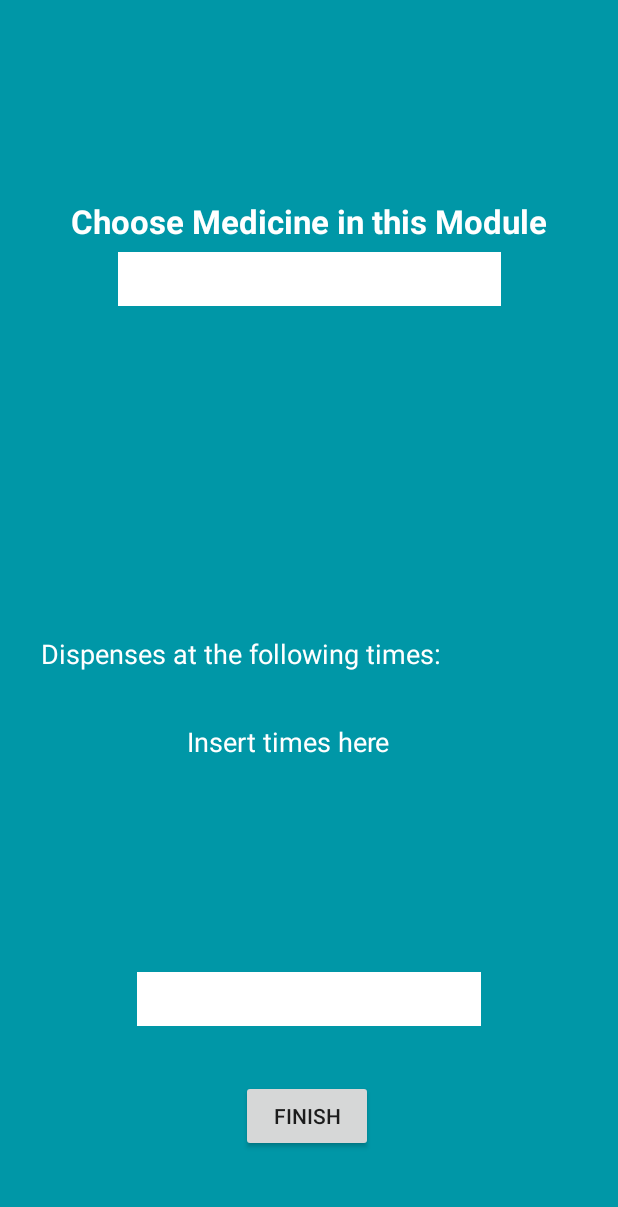
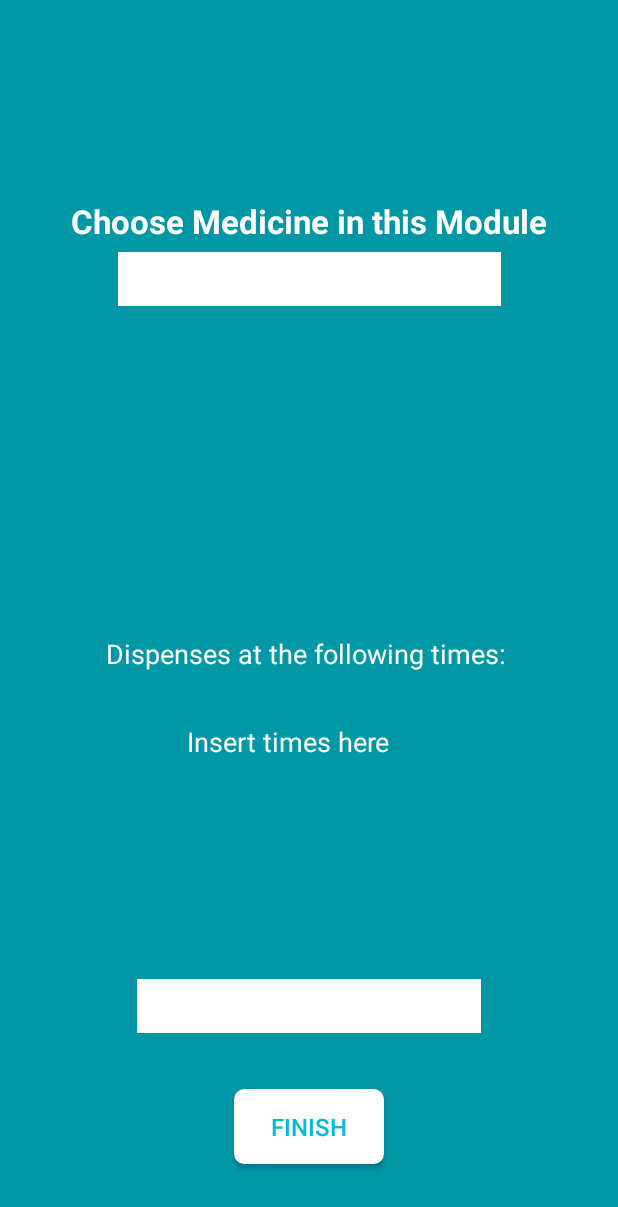
Before and after one commit to parvs1/SMARThex, an Android app: the layout activity_edit_module.xml on its own in the app's theme, with its tools: preview values and no code run, on a phone screen of 412 x 824 dp. Shown: the top 1207 px of the screen. Run offline under Robolectric (Android 15) with nearby library versions, the phone set to English and light mode, and no system bars.

Commit message:
Fixed minor elements in app layout

```diff
--- a/app/src/main/java/com/example/medication_app/Dashboard.java
+++ b/app/src/main/java/com/example/medication_app/Dashboard.java
@@ -537,7 +537,7 @@ public class Dashboard extends AppCompatActivity implements Serializable
 				Intent Level2Receiver = new Intent(this, Alarm2Receiver.class);
 				boolean isActive = (PendingIntent.getBroadcast(this, 992, Level2Receiver, PendingIntent.FLAG_NO_CREATE)) != null; //check if Level 2 alarm is active
 
-				if (getTextFromTag(tag).equals(nfcID) && isActive) {
+				if (getTextFromTag(tag).equals(nfcID)) {
 
 					Toast.makeText(this, "Confirmed! Thank you for taking your medication!", Toast.LENGTH_LONG).show();
 
--- a/app/src/main/res/layout/activity_edit_module.xml
+++ b/app/src/main/res/layout/activity_edit_module.xml
@@ -42,13 +42,12 @@
         android:layout_marginStart="8dp"
         android:layout_marginEnd="8dp"
         android:layout_marginBottom="376dp"
-        android:textColor="@android:color/white"
         android:text="Dispenses at the following times: "
         android:textAlignment="textStart"
+        android:textColor="@android:color/white"
         android:textSize="18sp"
         app:layout_constraintBottom_toBottomOf="parent"
         app:layout_constraintEnd_toEndOf="parent"
-        app:layout_constraintHorizontal_bias="0.155"
         app:layout_constraintStart_toStartOf="parent" />
 
     <TextView
@@ -71,15 +70,17 @@
 
     <Button
         android:id="@+id/finishButton"
-        android:layout_width="wrap_content"
-        android:layout_height="wrap_content"
-        android:layout_marginStart="160dp"
+        android:layout_width="100dp"
+        android:layout_height="50dp"
+        android:layout_marginStart="8dp"
         android:layout_marginEnd="8dp"
-        android:layout_marginBottom="56dp"
+        android:layout_marginBottom="48dp"
+        android:background="@drawable/white_bg"
         android:text="Finish"
+        android:textColor="#00BCD4"
+        android:textSize="16sp"
         app:layout_constraintBottom_toBottomOf="parent"
         app:layout_constraintEnd_toEndOf="parent"
-        app:layout_constraintHorizontal_bias="0.006"
         app:layout_constraintStart_toStartOf="parent" />
 
     <Spinner
--- a/app/src/main/res/layout/activity_main.xml
+++ b/app/src/main/res/layout/activity_main.xml
@@ -40,7 +40,7 @@
         android:layout_height="60dp"
         android:layout_marginEnd="16dp"
         android:layout_marginBottom="8dp"
-        android:backgroundTint="#00A794"
+        android:backgroundTint="#00E676"
         android:clickable="true"
         app:backgroundTint="@color/colorPrimary"
         app:layout_constraintBottom_toBottomOf="parent"
```
